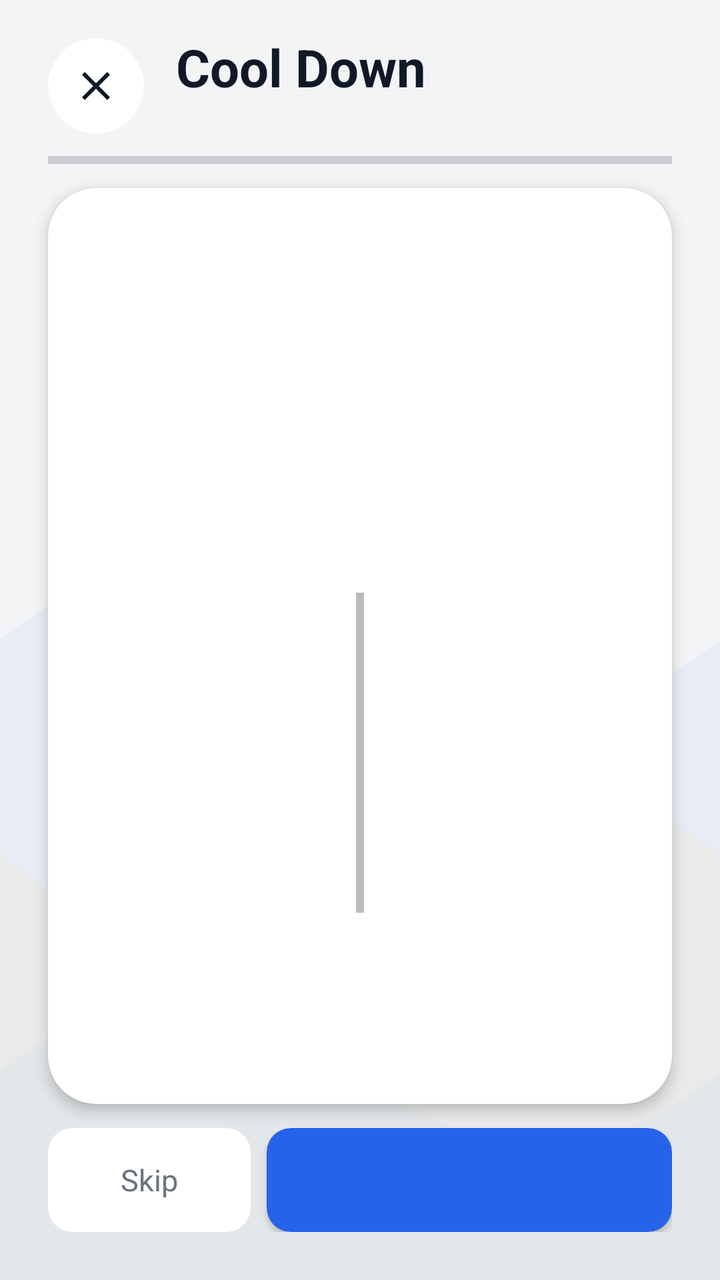
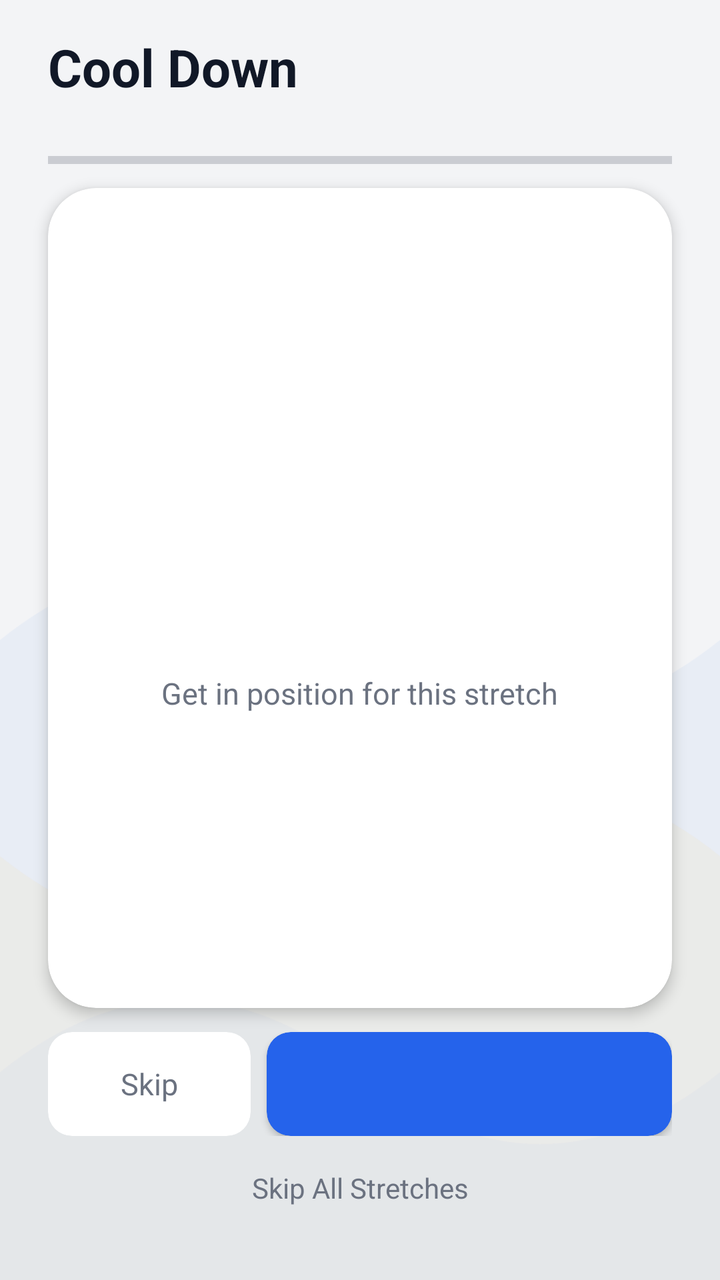

Compare the two renders of this Android layout. The source of the first and the diff that turns it into the second are given below.
<!-- AndroidManifest.xml: application theme Theme.Fitness -->
<!-- res/layout/activity_stretch_cooldown.xml -->
<?xml version="1.0" encoding="utf-8"?>
<androidx.constraintlayout.widget.ConstraintLayout xmlns:android="http://schemas.android.com/apk/res/android"
    xmlns:app="http://schemas.android.com/apk/res-auto"
    android:layout_width="match_parent"
    android:layout_height="match_parent"
    android:background="@color/fitness_background"
    android:fitsSystemWindows="true">

    
    <ImageView
        android:id="@+id/image_bg_animation"
        android:layout_width="match_parent"
        android:layout_height="match_parent"
        android:alpha="1.0"
        android:scaleType="centerCrop"
        app:srcCompat="@drawable/avd_background_flow" />

    
    <LinearLayout
        android:id="@+id/layout_header"
        android:layout_width="match_parent"
        android:layout_height="wrap_content"
        android:orientation="horizontal"
        android:gravity="center_vertical"
        android:paddingStart="24dp"
        android:paddingEnd="24dp"
        android:paddingTop="16dp"
        android:paddingBottom="8dp"
        app:layout_constraintTop_toTopOf="parent"
        app:layout_constraintStart_toStartOf="parent"
        app:layout_constraintEnd_toEndOf="parent">

        <androidx.cardview.widget.CardView
            android:layout_width="48dp"
            android:layout_height="48dp"
            app:cardBackgroundColor="@color/fitness_card_background"
            app:cardCornerRadius="24dp"
            app:cardElevation="0dp">

            <ImageButton
                android:id="@+id/button_skip_all"
                android:layout_width="match_parent"
                android:layout_height="match_parent"
                android:background="@android:color/transparent"
                android:contentDescription="@string/stretch_skip_all_content_description"
                android:padding="12dp"
                android:src="@drawable/ic_close_24"
                app:tint="@color/fitness_text_primary" />
        </androidx.cardview.widget.CardView>

        <LinearLayout
            android:layout_width="0dp"
            android:layout_height="wrap_content"
            android:layout_weight="1"
            android:orientation="vertical"
            android:layout_marginStart="16dp">

            <TextView
                android:layout_width="wrap_content"
                android:layout_height="wrap_content"
                android:text="@string/stretch_cooldown_title"
                android:textSize="26sp"
                android:textStyle="bold"
                android:textColor="@color/fitness_text_primary" />

            <TextView
                android:id="@+id/text_progress_label"
                android:layout_width="wrap_content"
                android:layout_height="wrap_content"
                android:textSize="14sp"
                android:textColor="@color/fitness_text_secondary" />
        </LinearLayout>
    </LinearLayout>

    
    <ProgressBar
        android:id="@+id/progress_bar"
        style="?android:attr/progressBarStyleHorizontal"
        android:layout_width="0dp"
        android:layout_height="4dp"
        android:layout_marginStart="24dp"
        android:layout_marginEnd="24dp"
        android:progressTint="@color/fitness_primary"
        android:progressBackgroundTint="@color/fitness_text_secondary"
        android:progressBackgroundTintMode="src_over"
        android:alpha="0.3"
        app:layout_constraintTop_toBottomOf="@id/layout_header"
        app:layout_constraintStart_toStartOf="parent"
        app:layout_constraintEnd_toEndOf="parent" />

    
    <androidx.cardview.widget.CardView
        android:id="@+id/card_stretch"
        android:layout_width="0dp"
        android:layout_height="0dp"
        android:layout_marginStart="24dp"
        android:layout_marginEnd="24dp"
        android:layout_marginTop="12dp"
        android:layout_marginBottom="12dp"
        app:cardBackgroundColor="@color/fitness_card_background"
        app:cardCornerRadius="24dp"
        app:cardElevation="4dp"
        app:layout_constraintTop_toBottomOf="@id/progress_bar"
        app:layout_constraintBottom_toTopOf="@id/layout_buttons"
        app:layout_constraintStart_toStartOf="parent"
        app:layout_constraintEnd_toEndOf="parent">

        <LinearLayout
            android:layout_width="match_parent"
            android:layout_height="match_parent"
            android:orientation="vertical"
            android:gravity="center"
            android:padding="32dp">

            <TextView
                android:id="@+id/text_stretch_name"
                android:layout_width="wrap_content"
                android:layout_height="wrap_content"
                android:gravity="center"
                android:textSize="28sp"
                android:textStyle="bold"
                android:textColor="@color/fitness_text_primary" />

            <TextView
                android:id="@+id/text_target_muscle"
                android:layout_width="wrap_content"
                android:layout_height="wrap_content"
                android:layout_marginTop="8dp"
                android:gravity="center"
                android:textSize="16sp"
                android:textColor="@color/fitness_primary" />

            
            <FrameLayout
                android:layout_width="160dp"
                android:layout_height="160dp"
                android:layout_marginTop="40dp">

                <ProgressBar
                    android:id="@+id/progress_timer"
                    style="?android:attr/progressBarStyleHorizontal"
                    android:layout_width="match_parent"
                    android:layout_height="match_parent"
                    android:indeterminate="false"
                    android:rotation="-90"
                    android:progressTint="@color/fitness_primary"
                    android:progressBackgroundTint="@color/fitness_text_secondary"
                    android:progressBackgroundTintMode="src_over"
                    android:alpha="0.25" />

                <ProgressBar
                    android:id="@+id/progress_timer_fg"
                    style="?android:attr/progressBarStyleHorizontal"
                    android:layout_width="match_parent"
                    android:layout_height="match_parent"
                    android:indeterminate="false"
                    android:rotation="-90"
                    android:progressTint="@color/fitness_primary"
                    android:alpha="1.0" />

                <TextView
                    android:id="@+id/text_timer"
                    android:layout_width="wrap_content"
                    android:layout_height="wrap_content"
                    android:layout_gravity="center"
                    android:gravity="center"
                    android:textSize="48sp"
                    android:textStyle="bold"
                    android:textColor="@color/fitness_text_primary" />
            </FrameLayout>
        </LinearLayout>
    </androidx.cardview.widget.CardView>

    
    <LinearLayout
        android:id="@+id/layout_buttons"
        android:layout_width="0dp"
        android:layout_height="wrap_content"
        android:orientation="horizontal"
        android:layout_marginStart="24dp"
        android:layout_marginEnd="24dp"
        android:layout_marginBottom="24dp"
        app:layout_constraintBottom_toBottomOf="parent"
        app:layout_constraintStart_toStartOf="parent"
        app:layout_constraintEnd_toEndOf="parent">

        <androidx.cardview.widget.CardView
            android:id="@+id/button_skip"
            android:layout_width="0dp"
            android:layout_height="52dp"
            android:layout_weight="1"
            android:layout_marginEnd="8dp"
            android:foreground="?attr/selectableItemBackground"
            android:focusable="true"
            android:clickable="true"
            app:cardBackgroundColor="@color/fitness_card_background"
            app:cardCornerRadius="12dp"
            app:cardElevation="0dp"
            app:strokeColor="@color/fitness_text_secondary"
            app:strokeWidth="1dp">

            <TextView
                android:layout_width="match_parent"
                android:layout_height="match_parent"
                android:gravity="center"
                android:text="@string/stretch_button_skip"
                android:textColor="@color/fitness_text_secondary"
                android:textSize="15sp" />
        </androidx.cardview.widget.CardView>

        <androidx.cardview.widget.CardView
            android:id="@+id/button_next"
            android:layout_width="0dp"
            android:layout_height="52dp"
            android:layout_weight="2"
            android:foreground="?attr/selectableItemBackground"
            android:focusable="true"
            android:clickable="true"
            app:cardBackgroundColor="@color/fitness_primary"
            app:cardCornerRadius="12dp"
            app:cardElevation="2dp">

            <TextView
                android:id="@+id/text_button_next"
                android:layout_width="match_parent"
                android:layout_height="match_parent"
                android:gravity="center"
                android:textColor="@android:color/white"
                android:textSize="16sp"
                android:textStyle="bold" />
        </androidx.cardview.widget.CardView>
    </LinearLayout>

</androidx.constraintlayout.widget.ConstraintLayout>
<!-- resources referenced by this layout -->
<resources>
  <color name="fitness_background">#F3F4F6</color>
  <color name="fitness_card_background">#FFFFFF</color>
  <color name="fitness_primary">#2563EB</color>
  <color name="fitness_text_primary">#111827</color>
  <color name="fitness_text_secondary">#6B7280</color>
  <!-- drawable ic_close_24 (drawable) -->
  <vector xmlns:android="http://schemas.android.com/apk/res/android"
      android:width="24dp"
      android:height="24dp"
      android:viewportWidth="24"
      android:viewportHeight="24">
      <path
          android:fillColor="@android:color/white"
          android:pathData="M19,6.41L17.59,5 12,10.59 6.41,5 5,6.41 10.59,12 5,17.59 6.41,19 12,13.41 17.59,19 19,17.59 13.41,12z"/>
  </vector>
  <string name="stretch_button_skip">Skip</string>
  <string name="stretch_cooldown_title">Cool Down</string>
  <string name="stretch_skip_all_content_description">Skip all stretches</string>
  <color name="fitness_primary_dark">#1E40AF</color>
  <color name="white">#FFFFFFFF</color>
  <color name="fitness_accent">#F59E0B</color>
  <style name="ThemeOverlay.Fitness.MaterialAlertDialog" parent="ThemeOverlay.MaterialComponents.MaterialAlertDialog">
          
          <item name="android:windowBackground">@android:color/transparent</item>
          
          
          <item name="android:background">@drawable/bg_dialog_rounded</item>
          
          
          <item name="colorSurface">@color/fitness_card_background</item>
          
          
          <item name="colorPrimary">@color/fitness_primary</item>
          <item name="colorOnPrimary">@color/white</item>
          
          
          <item name="colorOnSurface">@color/fitness_text_primary</item>
          <item name="android:textColorPrimary">@color/fitness_text_primary</item>
          <item name="android:textColorSecondary">@color/fitness_text_secondary</item>
          
          
          <item name="materialAlertDialogTitleTextStyle">@style/MaterialAlertDialog.Fitness.Title</item>
          <item name="materialAlertDialogBodyTextStyle">@style/MaterialAlertDialog.Fitness.Body</item>
          <item name="buttonBarButtonStyle">@style/MaterialAlertDialog.Fitness.Button</item>
      </style>
  <!-- drawable bg_dialog_rounded (drawable) -->
  <?xml version="1.0" encoding="utf-8"?>
  <shape xmlns:android="http://schemas.android.com/apk/res/android"
      android:shape="rectangle">
      <solid android:color="@color/fitness_card_background" />
      <corners android:radius="24dp" />
  </shape>
  <style name="MaterialAlertDialog.Fitness.Title" parent="MaterialAlertDialog.MaterialComponents.Title.Text">
          <item name="android:textColor">@color/fitness_text_primary</item>
          <item name="android:textSize">20sp</item>
          <item name="android:textStyle">bold</item>
      </style>
  <style name="MaterialAlertDialog.Fitness.Body" parent="MaterialAlertDialog.MaterialComponents.Body.Text">
          <item name="android:textColor">@color/fitness_text_primary</item>
          <item name="android:textSize">15sp</item>
      </style>
  <style name="MaterialAlertDialog.Fitness.Button" parent="Widget.MaterialComponents.Button.TextButton.Dialog">
          <item name="android:textColor">@color/fitness_primary</item>
          <item name="android:textSize">15sp</item>
          <item name="android:textStyle">bold</item>
      </style>
  <!-- unchanged entries left out for length: 2 -->
</resources>

<!-- the commit's change to res/layout/activity_stretch_cooldown.xml (unified diff, before → after) -->
@@ -20,8 +20,7 @@
         android:id="@+id/layout_header"
         android:layout_width="match_parent"
         android:layout_height="wrap_content"
-        android:orientation="horizontal"
-        android:gravity="center_vertical"
+        android:orientation="vertical"
         android:paddingStart="24dp"
         android:paddingEnd="24dp"
         android:paddingTop="16dp"
@@ -30,46 +29,20 @@
         app:layout_constraintStart_toStartOf="parent"
         app:layout_constraintEnd_toEndOf="parent">
 
-        <androidx.cardview.widget.CardView
-            android:layout_width="48dp"
-            android:layout_height="48dp"
-            app:cardBackgroundColor="@color/fitness_card_background"
-            app:cardCornerRadius="24dp"
-            app:cardElevation="0dp">
-
-            <ImageButton
-                android:id="@+id/button_skip_all"
-                android:layout_width="match_parent"
-                android:layout_height="match_parent"
-                android:background="@android:color/transparent"
-                android:contentDescription="@string/stretch_skip_all_content_description"
-                android:padding="12dp"
-                android:src="@drawable/ic_close_24"
-                app:tint="@color/fitness_text_primary" />
-        </androidx.cardview.widget.CardView>
-
-        <LinearLayout
-            android:layout_width="0dp"
+        <TextView
+            android:layout_width="wrap_content"
             android:layout_height="wrap_content"
-            android:layout_weight="1"
-            android:orientation="vertical"
-            android:layout_marginStart="16dp">
-
-            <TextView
-                android:layout_width="wrap_content"
-                android:layout_height="wrap_content"
-                android:text="@string/stretch_cooldown_title"
-                android:textSize="26sp"
-                android:textStyle="bold"
-                android:textColor="@color/fitness_text_primary" />
-
-            <TextView
-                android:id="@+id/text_progress_label"
-                android:layout_width="wrap_content"
-                android:layout_height="wrap_content"
-                android:textSize="14sp"
-                android:textColor="@color/fitness_text_secondary" />
-        </LinearLayout>
+            android:text="@string/stretch_cooldown_title"
+            android:textSize="26sp"
+            android:textStyle="bold"
+            android:textColor="@color/fitness_text_primary" />
+
+        <TextView
+            android:id="@+id/text_progress_label"
+            android:layout_width="wrap_content"
+            android:layout_height="wrap_content"
+            android:textSize="14sp"
+            android:textColor="@color/fitness_text_secondary" />
     </LinearLayout>
 
     
@@ -131,43 +104,59 @@
                 android:textColor="@color/fitness_primary" />
 
             
-            <FrameLayout
-                android:layout_width="160dp"
-                android:layout_height="160dp"
-                android:layout_marginTop="40dp">
-
-                <ProgressBar
-                    android:id="@+id/progress_timer"
-                    style="?android:attr/progressBarStyleHorizontal"
-                    android:layout_width="match_parent"
-                    android:layout_height="match_parent"
-                    android:indeterminate="false"
-                    android:rotation="-90"
-                    android:progressTint="@color/fitness_primary"
-                    android:progressBackgroundTint="@color/fitness_text_secondary"
-                    android:progressBackgroundTintMode="src_over"
-                    android:alpha="0.25" />
+            <TextView
+                android:id="@+id/text_ready_hint"
+                android:layout_width="wrap_content"
+                android:layout_height="wrap_content"
+                android:layout_marginTop="28dp"
+                android:gravity="center"
+                android:textSize="15sp"
+                android:textColor="@color/fitness_text_secondary"
+                android:text="@string/stretch_ready_hint"
+                android:visibility="visible" />
+
+            
+            <LinearLayout
+                android:id="@+id/layout_timer"
+                android:layout_width="match_parent"
+                android:layout_height="wrap_content"
+                android:orientation="vertical"
+                android:gravity="center"
+                android:layout_marginTop="28dp"
+                android:visibility="gone">
+
+                <TextView
+                    android:id="@+id/text_get_ready_label"
+                    android:layout_width="wrap_content"
+                    android:layout_height="wrap_content"
+                    android:textSize="13sp"
+                    android:textAllCaps="true"
+                    android:letterSpacing="0.08"
+                    android:textColor="@color/fitness_text_secondary"
+                    android:text="@string/stretch_get_ready_label"
+                    android:visibility="gone" />
 
                 <ProgressBar
                     android:id="@+id/progress_timer_fg"
                     style="?android:attr/progressBarStyleHorizontal"
                     android:layout_width="match_parent"
-                    android:layout_height="match_parent"
+                    android:layout_height="14dp"
+                    android:layout_marginTop="10dp"
                     android:indeterminate="false"
-                    android:rotation="-90"
-                    android:progressTint="@color/fitness_primary"
-                    android:alpha="1.0" />
+                    android:progressDrawable="@drawable/progress_timer_bar"
+                    android:background="@null" />
 
                 <TextView
                     android:id="@+id/text_timer"
                     android:layout_width="wrap_content"
                     android:layout_height="wrap_content"
-                    android:layout_gravity="center"
+                    android:layout_marginTop="16dp"
                     android:gravity="center"
-                    android:textSize="48sp"
+                    android:textSize="64sp"
                     android:textStyle="bold"
                     android:textColor="@color/fitness_text_primary" />
-            </FrameLayout>
+            </LinearLayout>
+
         </LinearLayout>
     </androidx.cardview.widget.CardView>
 
@@ -176,7 +165,7 @@
         android:id="@+id/layout_buttons"
         android:layout_width="0dp"
         android:layout_height="wrap_content"
-        android:orientation="horizontal"
+        android:orientation="vertical"
         android:layout_marginStart="24dp"
         android:layout_marginEnd="24dp"
         android:layout_marginBottom="24dp"
@@ -184,51 +173,73 @@
         app:layout_constraintStart_toStartOf="parent"
         app:layout_constraintEnd_toEndOf="parent">
 
-        <androidx.cardview.widget.CardView
-            android:id="@+id/button_skip"
-            android:layout_width="0dp"
-            android:layout_height="52dp"
-            android:layout_weight="1"
-            android:layout_marginEnd="8dp"
-            android:foreground="?attr/selectableItemBackground"
+        
+        <LinearLayout
+            android:layout_width="match_parent"
+            android:layout_height="wrap_content"
+            android:orientation="horizontal">
+
+            <androidx.cardview.widget.CardView
+                android:id="@+id/button_skip"
+                android:layout_width="0dp"
+                android:layout_height="52dp"
+                android:layout_weight="1"
+                android:layout_marginEnd="8dp"
+                android:foreground="?attr/selectableItemBackground"
+                android:focusable="true"
+                android:clickable="true"
+                app:cardBackgroundColor="@color/fitness_card_background"
+                app:cardCornerRadius="12dp"
+                app:cardElevation="0dp"
+                app:strokeColor="@color/fitness_text_secondary"
+                app:strokeWidth="1dp">
+
+                <TextView
+                    android:layout_width="match_parent"
+                    android:layout_height="match_parent"
+                    android:gravity="center"
+                    android:text="@string/stretch_button_skip"
+                    android:textColor="@color/fitness_text_secondary"
+                    android:textSize="15sp" />
+            </androidx.cardview.widget.CardView>
+
+            <androidx.cardview.widget.CardView
+                android:id="@+id/button_next"
+                android:layout_width="0dp"
+                android:layout_height="52dp"
+                android:layout_weight="2"
+                android:foreground="?attr/selectableItemBackground"
+                android:focusable="true"
+                android:clickable="true"
+                app:cardBackgroundColor="@color/fitness_primary"
+                app:cardCornerRadius="12dp"
+                app:cardElevation="2dp">
+
+                <TextView
+                    android:id="@+id/text_button_next"
+                    android:layout_width="match_parent"
+                    android:layout_height="match_parent"
+                    android:gravity="center"
+                    android:textColor="@android:color/white"
+                    android:textSize="16sp"
+                    android:textStyle="bold" />
+            </androidx.cardview.widget.CardView>
+        </LinearLayout>
+
+        
+        <TextView
+            android:id="@+id/button_skip_all"
+            android:layout_width="match_parent"
+            android:layout_height="44dp"
+            android:gravity="center"
+            android:layout_marginTop="4dp"
+            android:text="@string/stretch_button_skip_all"
+            android:textColor="@color/fitness_text_secondary"
+            android:textSize="14sp"
+            android:clickable="true"
             android:focusable="true"
-            android:clickable="true"
-            app:cardBackgroundColor="@color/fitness_card_background"
-            app:cardCornerRadius="12dp"
-            app:cardElevation="0dp"
-            app:strokeColor="@color/fitness_text_secondary"
-            app:strokeWidth="1dp">
-
-            <TextView
-                android:layout_width="match_parent"
-                android:layout_height="match_parent"
-                android:gravity="center"
-                android:text="@string/stretch_button_skip"
-                android:textColor="@color/fitness_text_secondary"
-                android:textSize="15sp" />
-        </androidx.cardview.widget.CardView>
-
-        <androidx.cardview.widget.CardView
-            android:id="@+id/button_next"
-            android:layout_width="0dp"
-            android:layout_height="52dp"
-            android:layout_weight="2"
-            android:foreground="?attr/selectableItemBackground"
-            android:focusable="true"
-            android:clickable="true"
-            app:cardBackgroundColor="@color/fitness_primary"
-            app:cardCornerRadius="12dp"
-            app:cardElevation="2dp">
-
-            <TextView
-                android:id="@+id/text_button_next"
-                android:layout_width="match_parent"
-                android:layout_height="match_parent"
-                android:gravity="center"
-                android:textColor="@android:color/white"
-                android:textSize="16sp"
-                android:textStyle="bold" />
-        </androidx.cardview.widget.CardView>
+            android:foreground="?attr/selectableItemBackground" />
+
     </LinearLayout>
 
 </androidx.constraintlayout.widget.ConstraintLayout>
<!-- resource entries referenced after the edit -->
@@ -5,19 +5,29 @@
   <color name="fitness_primary">#2563EB</color>
   <color name="fitness_text_primary">#111827</color>
   <color name="fitness_text_secondary">#6B7280</color>
-  <!-- drawable ic_close_24 (drawable) -->
-  <vector xmlns:android="http://schemas.android.com/apk/res/android"
-      android:width="24dp"
-      android:height="24dp"
-      android:viewportWidth="24"
-      android:viewportHeight="24">
-      <path
-          android:fillColor="@android:color/white"
-          android:pathData="M19,6.41L17.59,5 12,10.59 6.41,5 5,6.41 10.59,12 5,17.59 6.41,19 12,13.41 17.59,19 19,17.59 13.41,12z"/>
-  </vector>
+  <!-- drawable progress_timer_bar (drawable) -->
+  <?xml version="1.0" encoding="utf-8"?>
+  <layer-list xmlns:android="http://schemas.android.com/apk/res/android">
+      <item android:id="@android:id/background" android:alpha="0.25">
+          <shape android:shape="rectangle">
+              <solid android:color="@color/fitness_text_secondary" />
+              <corners android:radius="7dp" />
+          </shape>
+      </item>
+      <item android:id="@android:id/progress">
+          <clip android:clipOrientation="horizontal" android:gravity="start">
+              <shape android:shape="rectangle">
+                  <solid android:color="@color/fitness_primary" />
+                  <corners android:radius="7dp" />
+              </shape>
+          </clip>
+      </item>
+  </layer-list>
   <string name="stretch_button_skip">Skip</string>
+  <string name="stretch_button_skip_all">Skip All Stretches</string>
   <string name="stretch_cooldown_title">Cool Down</string>
-  <string name="stretch_skip_all_content_description">Skip all stretches</string>
+  <string name="stretch_get_ready_label">Get ready…</string>
+  <string name="stretch_ready_hint">Get in position for this stretch</string>
   <color name="fitness_primary_dark">#1E40AF</color>
   <color name="white">#FFFFFFFF</color>
   <color name="fitness_accent">#F59E0B</color>
